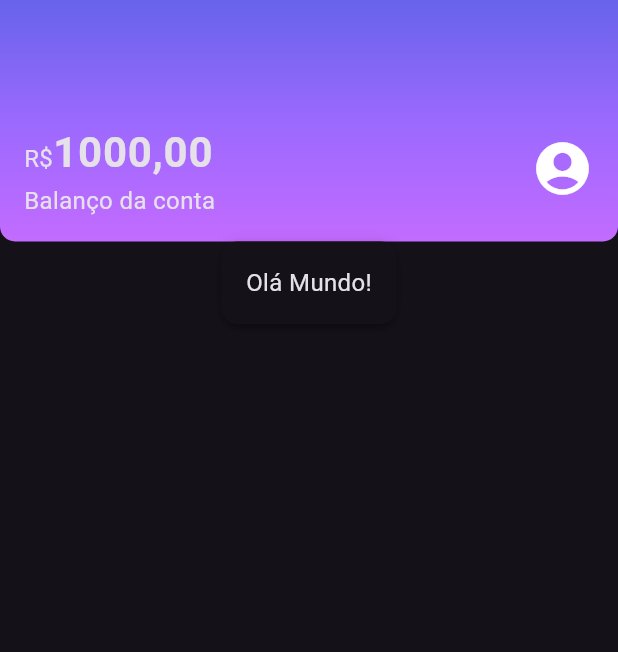
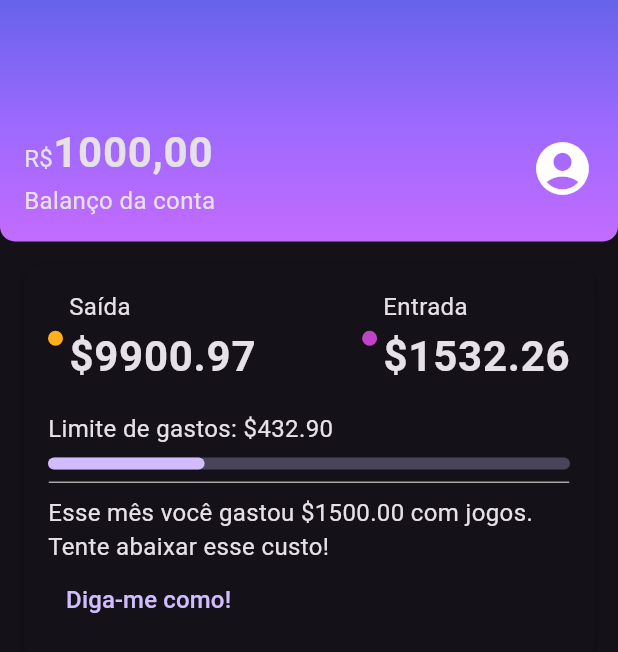
Before and after one commit to SamuelVitorCarvalho/alubank, a Flutter app: the screen it shows after launch, on a phone screen of 412 x 824 dp. Shown: the top 652 px of the screen. Run offline on Flutter 3.47's test engine with Material 3 defaults, Android fonts, the phone set to English and light mode, and no system bars.

Commit message:
Seção recentActivity pronta!

```diff
--- /dev/null
+++ b/lib/components/color_dot.dart
@@ -0,0 +1,19 @@
+import 'package:flutter/material.dart';
+
+class ColorDot extends StatelessWidget {
+  final Color? color;
+
+  const ColorDot({super.key, required this.color});
+
+  @override
+  Widget build(BuildContext context) {
+    return Container(
+      width: 10,
+      height: 10,
+      decoration: BoxDecoration(
+        color: color,
+        borderRadius: BorderRadius.circular(10),
+      ),
+    );
+  }
+}
--- /dev/null
+++ b/lib/components/content_division.dart
@@ -0,0 +1,16 @@
+import 'package:flutter/material.dart';
+import '../themes/theme_colors.dart';
+
+class ContentDivision extends StatelessWidget {
+  const ContentDivision({super.key});
+
+  @override
+  Widget build(BuildContext context) {
+    return Container(
+      height: 1,
+      decoration: BoxDecoration(
+        border: Border.all(color: ThemeColors.division),
+      ),
+    );
+  }
+}
--- /dev/null
+++ b/lib/components/sections/recent_activity.dart
@@ -0,0 +1,93 @@
+import 'package:alubank/components/box_card.dart';
+import 'package:alubank/components/color_dot.dart';
+import 'package:alubank/components/content_division.dart';
+import 'package:flutter/material.dart';
+
+import '../../themes/theme_colors.dart';
+
+class RecentActivity extends StatelessWidget {
+  const RecentActivity({super.key});
+
+  @override
+  Widget build(BuildContext context) {
+    return const Padding(
+      padding: const EdgeInsets.all(16),
+      child: BoxCard(boxContent: _RecentActivityContent()),
+    );
+  }
+}
+
+class _RecentActivityContent extends StatelessWidget {
+  const _RecentActivityContent({super.key});
+
+  @override
+  Widget build(BuildContext context) {
+    return Column(
+      crossAxisAlignment: CrossAxisAlignment.start,
+      children: [
+        Row(
+          mainAxisAlignment: MainAxisAlignment.spaceBetween,
+          children: [
+            Row(
+              children: [
+                Padding(
+                  padding: const EdgeInsets.only(right: 4),
+                  child: ColorDot(color: ThemeColors.recentActivity['spent']),
+                ),
+                Column(
+                  crossAxisAlignment: CrossAxisAlignment.start,
+                  children: [
+                    Text('Saída'),
+                    Text(
+                      '\$9900.97',
+                      style: Theme.of(context).textTheme.bodyLarge,
+                    ),
+                  ],
+                )
+              ],
+            ),
+            Row(
+              children: [
+                Padding(
+                  padding: const EdgeInsets.only(right: 4),
+                  child: ColorDot(color: ThemeColors.recentActivity['income']),
+                ),
+                Column(
+                  crossAxisAlignment: CrossAxisAlignment.start,
+                  children: [
+                    Text('Entrada'),
+                    Text(
+                      '\$1532.26',
+                      style: Theme.of(context).textTheme.bodyLarge,
+                    ),
+                  ],
+                )
+              ],
+            ),
+          ],
+        ),
+        const Padding(
+          padding: EdgeInsets.only(top: 16, bottom: 8),
+          child: Text('Limite de gastos: \$432.90'),
+        ),
+        LinearProgressIndicator(
+          value: 0.3,
+          minHeight: 8,
+          borderRadius: BorderRadius.circular(5),
+        ),
+        Padding(
+          padding: const EdgeInsets.only(top: 8, bottom: 8),
+          child: ContentDivision(),
+        ),
+        Text('Esse mês você gastou \$1500.00 com jogos. Tente abaixar esse '
+            'custo!'),
+        TextButton(
+            onPressed: () {},
+            child: const Text(
+              'Diga-me como!',
+              style: TextStyle(fontSize: 16),
+            ))
+      ],
+    );
+  }
+}
--- a/lib/screens/home.dart
+++ b/lib/screens/home.dart
@@ -1,21 +1,22 @@
 import 'package:alubank/components/box_card.dart';
+import 'package:alubank/components/color_dot.dart';
 import 'package:alubank/components/sections/header.dart';
+import 'package:alubank/components/sections/recent_activity.dart';
 import 'package:flutter/material.dart';
+import '../themes/theme_colors.dart';
 
 class Home extends StatelessWidget {
   const Home({super.key});
 
   @override
   Widget build(BuildContext context) {
-    return const Scaffold(
-      body: Scaffold(
+    return Scaffold(
         body: Column(
           children: <Widget>[
-            Header(),
-            BoxCard(boxContent: Text("Olá Mundo!"))
+            const Header(),
+            RecentActivity(),
           ],
         ),
-      ),
-    );
+      );
   }
 }
--- a/lib/themes/theme_colors.dart
+++ b/lib/themes/theme_colors.dart
@@ -2,9 +2,17 @@ import 'package:flutter/material.dart';
 
 class ThemeColors {
   static const MaterialColor primaryColor = Colors.purple;
+
   static const List<Color> headerGradient = [
     Color.fromRGBO(103, 99, 234, 1),
     Color.fromRGBO(155, 105, 254, 1),
     Color.fromRGBO(195, 107, 255, 1),
   ];
+
+  static const recentActivity = {
+    'spent': Color.fromRGBO(255, 175, 29, 1),
+    'income': Color.fromRGBO(191, 69, 198, 1),
+  };
+
+  static const division = Color.fromRGBO(166, 166, 166, 1);
 }
```
